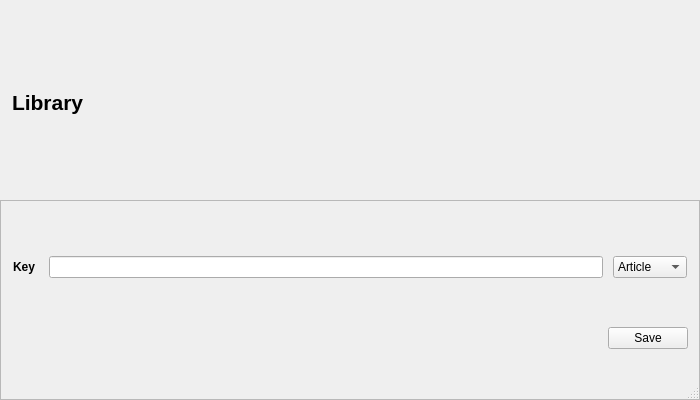
Before: the Qt Designer form labnote/ui/qt_ui/library.ui in drs/LabNote, drawn with Qt 5.
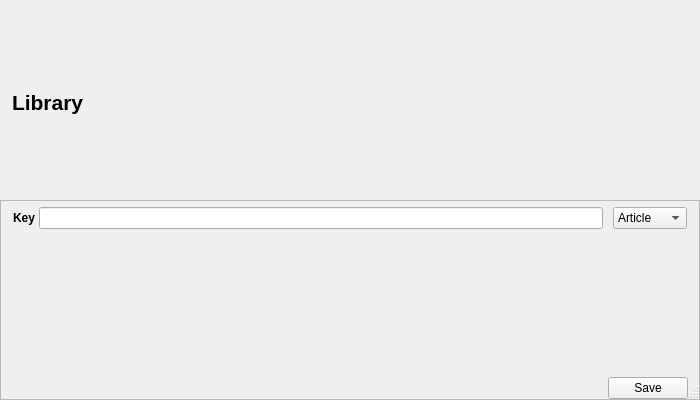
After: the same form once the commit is applied.

Diff of the .ui file:
```diff
--- a/labnote/ui/qt_ui/library.ui
+++ b/labnote/ui/qt_ui/library.ui
@@ -126,17 +126,11 @@
          <number>0</number>
         </property>
         <item>
-         <layout class="QHBoxLayout" name="horizontalLayout_5">
-          <property name="spacing">
-           <number>10</number>
+         <layout class="QFormLayout" name="layout_form">
+          <property name="verticalSpacing">
+           <number>0</number>
           </property>
-          <property name="sizeConstraint">
-           <enum>QLayout::SetDefaultConstraint</enum>
-          </property>
-          <property name="rightMargin">
-           <number>12</number>
-          </property>
-          <item>
+          <item row="0" column="0">
            <widget class="QLabel" name="lbl_key">
             <property name="minimumSize">
              <size>
@@ -161,6 +155,17 @@
             </property>
            </widget>
           </item>
+          <item row="0" column="1">
+           <layout class="QHBoxLayout" name="horizontalLayout_5">
+            <property name="spacing">
+             <number>10</number>
+            </property>
+            <property name="sizeConstraint">
+             <enum>QLayout::SetDefaultConstraint</enum>
+            </property>
+            <property name="rightMargin">
+             <number>12</number>
+            </property>
           <item>
            <widget class="QLineEdit" name="txt_key">
             <property name="placeholderText">
@@ -185,7 +190,14 @@
               <string>Chapter</string>
              </property>
             </item>
-           </widget>
+              <item>
+               <property name="text">
+                <string>Thesis</string>
+               </property>
+              </item>
+             </widget>
+            </item>
+           </layout>
           </item>
          </layout>
         </item>
```
Lines whose indentation alone changed are shown as unchanged.
